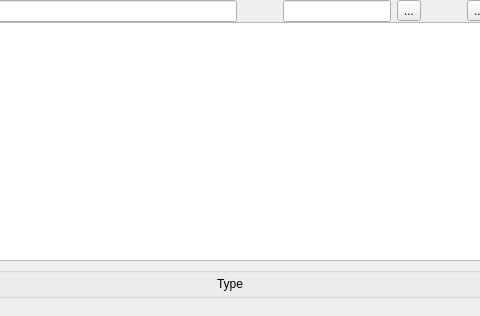
The window that ui/mydata/Files.ui (OpenFairWind/FairWindSK) describes before a commit, drawn with Qt 5; both pictures show x 246 to 726 and y 0 to 316 of the 997 by 316 pixel window.
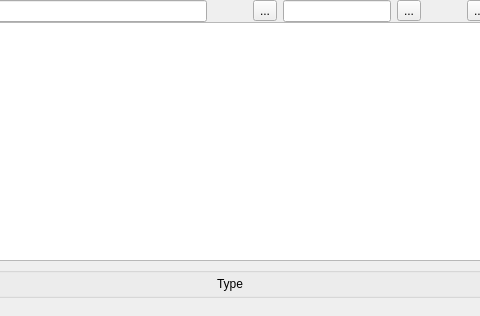
The same window after the commit. Icons and pictures are not drawn.

Commit message: Added Search ToDo: to be make working

```diff
--- a/ui/mydata/Files.ui
+++ b/ui/mydata/Files.ui
@@ -103,6 +103,17 @@
         </property>
        </spacer>
       </item>
+      <item>
+       <widget class="QToolButton" name="toolButton_Filters">
+        <property name="text">
+         <string>...</string>
+        </property>
+        <property name="icon">
+         <iconset resource="../../resources.qrc">
+          <normaloff>:/resources/svg/OpenBridge/filter.svg</normaloff>:/resources/svg/OpenBridge/filter.svg</iconset>
+        </property>
+       </widget>
+      </item>
       <item>
        <widget class="QLineEdit" name="lineEdit_Search"/>
       </item>
```
The commit also changes 2 other files.
